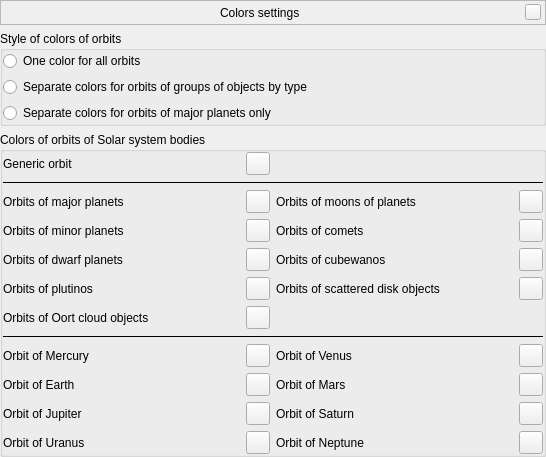
Before: the Qt Designer form src/gui/orbitColorsDialog.ui in 519984307/stellarium_src, drawn with Qt 5.
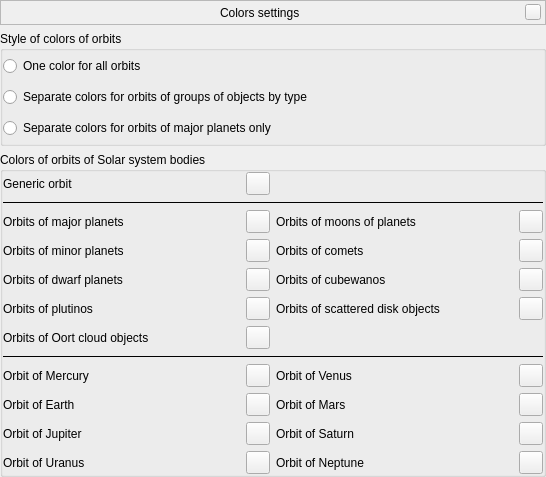
After: the same form once the commit is applied. Custom widgets are drawn as their Qt base class.

Commit message: Fixed wrong tooltip info

```diff
--- a/src/gui/orbitColorsDialog.ui
+++ b/src/gui/orbitColorsDialog.ui
@@ -7,7 +7,7 @@
     <x>0</x>
     <y>0</y>
     <width>546</width>
-    <height>395</height>
+    <height>477</height>
    </rect>
   </property>
   <layout class="QVBoxLayout" name="verticalLayout">
```
Left out of the diff: 2 changed lines with no effect on the pictures.
